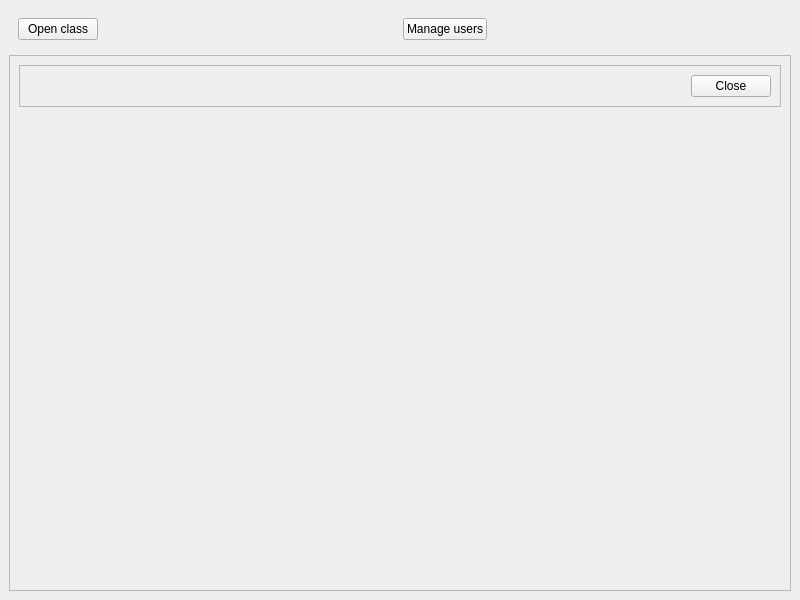
Above: ui/monitorwindow.ui from Open-Typer/ClassMonitor before the change. Below: the same form after it.
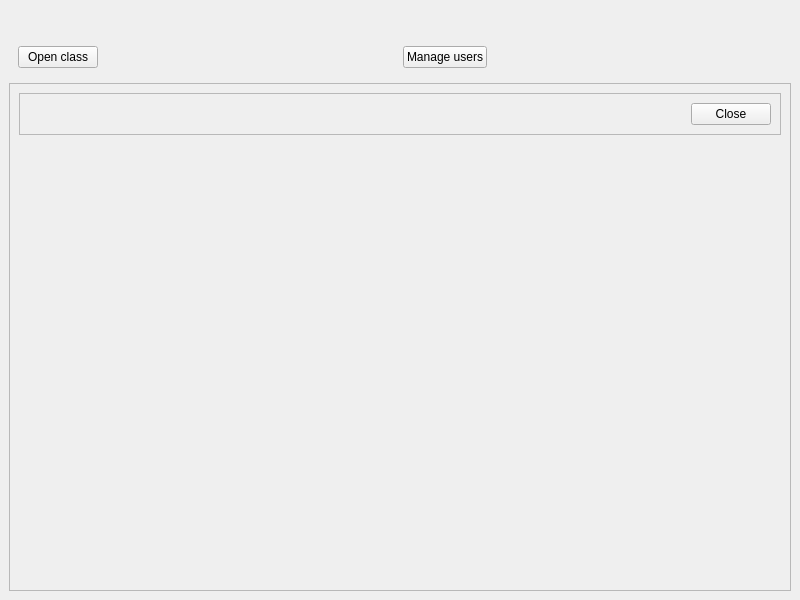
That is the form after the change.

Commit message: ui: monitorwindow: Add school name title

The edit to the form file:
```diff
--- a/ui/monitorwindow.ui
+++ b/ui/monitorwindow.ui
@@ -15,51 +15,7 @@
   </property>
   <widget class="QWidget" name="centralwidget">
    <layout class="QGridLayout" name="gridLayout">
-    <item row="0" column="0">
-     <widget class="QFrame" name="controlFrame">
-      <property name="sizePolicy">
-       <sizepolicy hsizetype="Preferred" vsizetype="Fixed">
-        <horstretch>0</horstretch>
-        <verstretch>0</verstretch>
-       </sizepolicy>
-      </property>
-      <property name="frameShape">
-       <enum>QFrame::NoFrame</enum>
-      </property>
-      <property name="frameShadow">
-       <enum>QFrame::Plain</enum>
-      </property>
-      <layout class="QHBoxLayout" name="horizontalLayout">
-       <item alignment="Qt::AlignLeft">
-        <widget class="QPushButton" name="openClassButton">
-         <property name="sizePolicy">
-          <sizepolicy hsizetype="Fixed" vsizetype="Fixed">
-           <horstretch>0</horstretch>
-           <verstretch>0</verstretch>
-          </sizepolicy>
-         </property>
-         <property name="text">
-          <string notr="true">Open class</string>
-         </property>
-        </widget>
-       </item>
-       <item alignment="Qt::AlignLeft">
-        <widget class="QPushButton" name="manageUsersButton">
-         <property name="sizePolicy">
-          <sizepolicy hsizetype="Fixed" vsizetype="Fixed">
-           <horstretch>0</horstretch>
-           <verstretch>0</verstretch>
-          </sizepolicy>
-         </property>
-         <property name="text">
-          <string notr="true">Manage users</string>
-         </property>
-        </widget>
-       </item>
-      </layout>
-     </widget>
-    </item>
-    <item row="1" column="0">
+    <item row="2" column="0">
      <widget class="QFrame" name="classControls">
       <property name="frameShape">
        <enum>QFrame::StyledPanel</enum>
@@ -125,6 +81,68 @@
       </layout>
      </widget>
     </item>
+    <item row="1" column="0">
+     <widget class="QFrame" name="controlFrame">
+      <property name="sizePolicy">
+       <sizepolicy hsizetype="Preferred" vsizetype="Fixed">
+        <horstretch>0</horstretch>
+        <verstretch>0</verstretch>
+       </sizepolicy>
+      </property>
+      <property name="frameShape">
+       <enum>QFrame::NoFrame</enum>
+      </property>
+      <property name="frameShadow">
+       <enum>QFrame::Plain</enum>
+      </property>
+      <layout class="QHBoxLayout" name="horizontalLayout">
+       <item alignment="Qt::AlignLeft">
+        <widget class="QPushButton" name="openClassButton">
+         <property name="sizePolicy">
+          <sizepolicy hsizetype="Fixed" vsizetype="Fixed">
+           <horstretch>0</horstretch>
+           <verstretch>0</verstretch>
+          </sizepolicy>
+         </property>
+         <property name="text">
+          <string notr="true">Open class</string>
+         </property>
+        </widget>
+       </item>
+       <item alignment="Qt::AlignLeft">
+        <widget class="QPushButton" name="manageUsersButton">
+         <property name="sizePolicy">
+          <sizepolicy hsizetype="Fixed" vsizetype="Fixed">
+           <horstretch>0</horstretch>
+           <verstretch>0</verstretch>
+          </sizepolicy>
+         </property>
+         <property name="text">
+          <string notr="true">Manage users</string>
+         </property>
+        </widget>
+       </item>
+      </layout>
+     </widget>
+    </item>
+    <item row="0" column="0">
+     <widget class="QLabel" name="schoolNameLabel">
+      <property name="sizePolicy">
+       <sizepolicy hsizetype="Preferred" vsizetype="Fixed">
+        <horstretch>0</horstretch>
+        <verstretch>0</verstretch>
+       </sizepolicy>
+      </property>
+      <property name="font">
+       <font>
+        <pointsize>14</pointsize>
+       </font>
+      </property>
+      <property name="text">
+       <string notr="true"/>
+      </property>
+     </widget>
+    </item>
    </layout>
   </widget>
  </widget>
```
